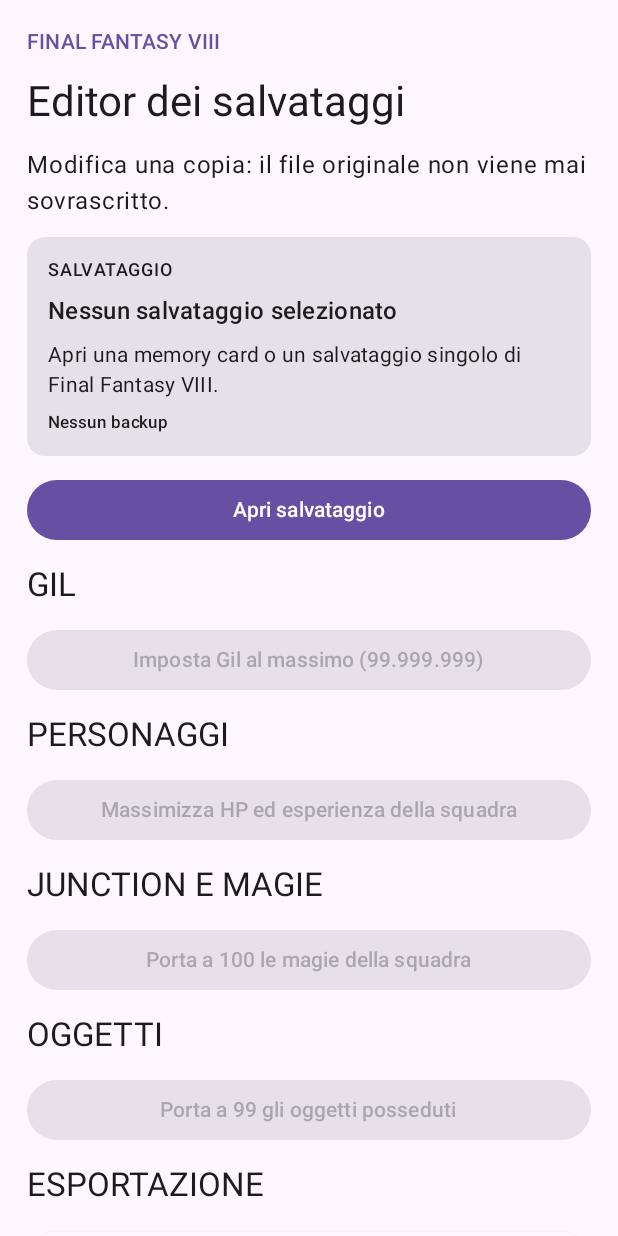
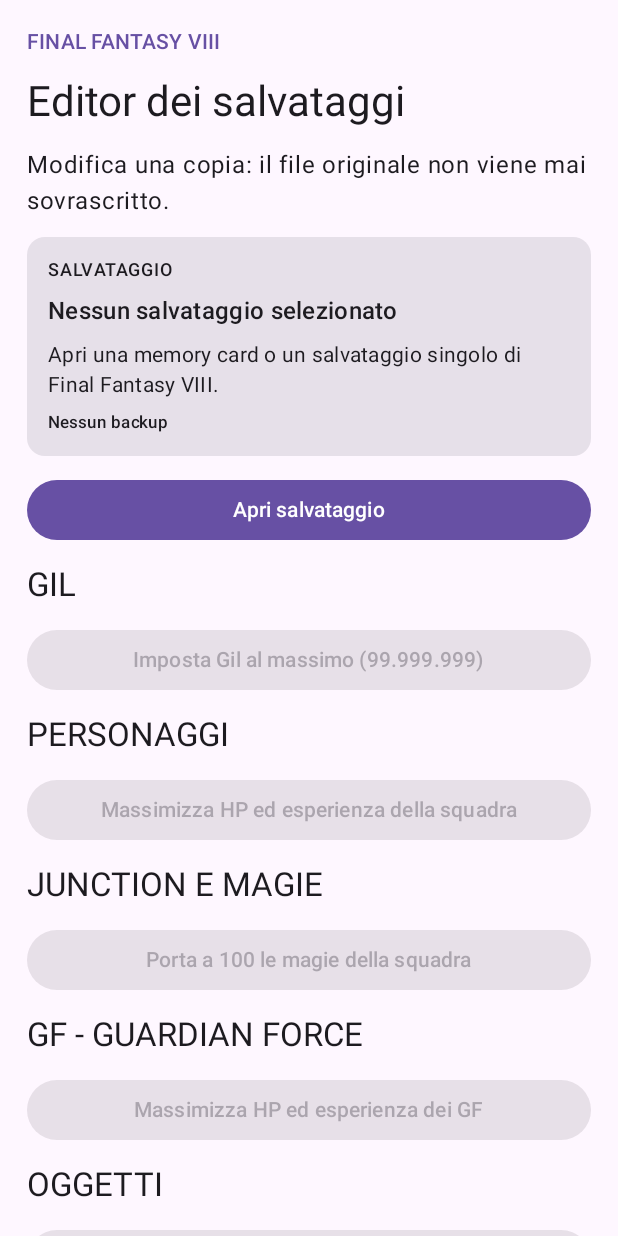
Before and after one commit to luciorizza1988-del/FF8SaveEditorAndroid, an Android app built with Jetpack Compose: the screen it shows after launch (MainActivity), on a phone screen of 412 x 824 dp. Run offline under Robolectric (Android 15) with nearby library versions, the phone set to English and light mode, and no system bars.

Commit message:
Add Italian GF max action

```diff
--- a/app/src/main/java/it/luciorizza/ff8saveeditor/MainActivity.kt
+++ b/app/src/main/java/it/luciorizza/ff8saveeditor/MainActivity.kt
@@ -139,6 +139,11 @@ class MainActivity : ComponentActivity() {
                     enabled = pendingBytes != null, modifier = Modifier.fillMaxWidth()) {
                     Text("Porta a 100 le magie della squadra")
                 }
+                Text("GF - GUARDIAN FORCE", style = MaterialTheme.typography.titleLarge)
+                Button(onClick = { applyEdit { b, o -> FF8SaveWriter.maximizeGf(b, o) } },
+                    enabled = pendingBytes != null, modifier = Modifier.fillMaxWidth()) {
+                    Text("Massimizza HP ed esperienza dei GF")
+                }
                 Text("OGGETTI", style = MaterialTheme.typography.titleLarge)
                 Button(onClick = { applyEdit { b, o -> FF8SaveWriter.maximizeItems(b, o) } },
                     enabled = pendingBytes != null, modifier = Modifier.fillMaxWidth()) {
```
